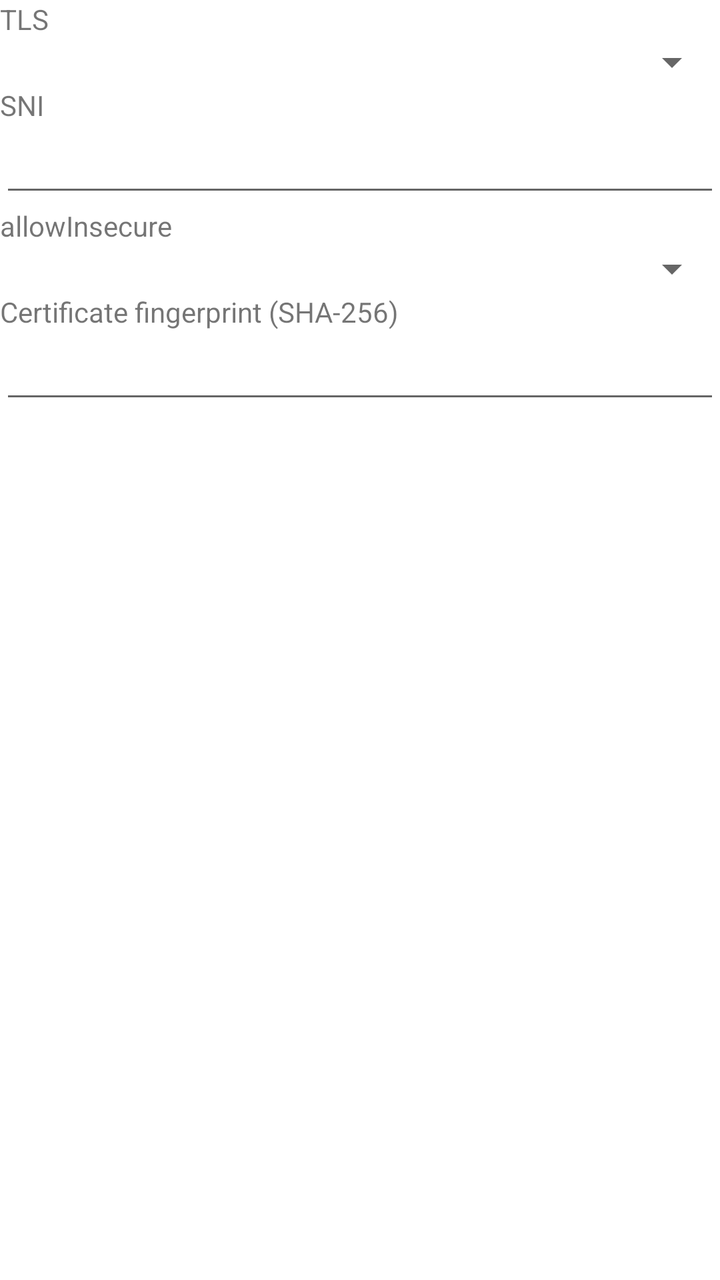
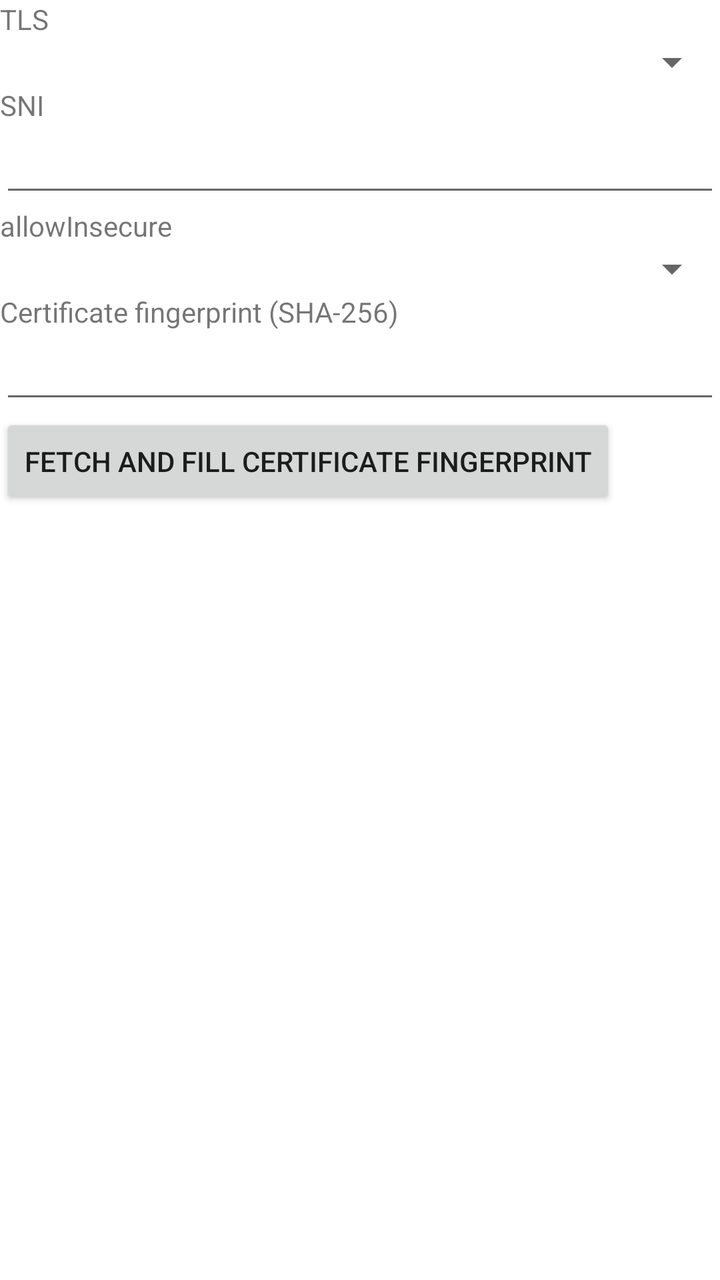

Two renders of the same Android screen: before a commit and after it. Below are the layout's source before the change and the commit's diff.
<!-- AndroidManifest.xml: fallback theme Theme.MaterialComponents.DayNight.NoActionBar -->
<!-- res/layout/layout_tls_hysteria2.xml -->
<?xml version="1.0" encoding="utf-8"?>
<LinearLayout xmlns:android="http://schemas.android.com/apk/res/android"
    android:layout_width="match_parent"
    android:layout_height="wrap_content"
    android:layout_marginTop="@dimen/padding_spacing_dp16"
    android:orientation="vertical">

    <LinearLayout
        android:id="@+id/lay_stream_security"
        android:layout_width="match_parent"
        android:layout_height="wrap_content"
        android:layout_marginBottom="@dimen/padding_spacing_dp16"

        android:orientation="vertical">

        <TextView
            android:layout_width="wrap_content"
            android:layout_height="wrap_content"
            android:text="@string/server_lab_stream_security" />

        <Spinner
            android:id="@+id/sp_stream_security"
            android:layout_width="match_parent"
            android:layout_height="wrap_content"
            android:layout_marginTop="@dimen/padding_spacing_dp8"
            android:layout_marginBottom="@dimen/padding_spacing_dp8"
            android:entries="@array/streamsecuritys"
            android:nextFocusDown="@+id/et_sni" />

    </LinearLayout>

    <LinearLayout
        android:id="@+id/lay_sni"
        android:layout_width="match_parent"
        android:layout_height="wrap_content"
        android:layout_marginBottom="@dimen/padding_spacing_dp16"
        android:orientation="vertical">

        <TextView
            android:layout_width="wrap_content"
            android:layout_height="wrap_content"
            android:text="@string/server_lab_sni" />

        <EditText
            android:id="@+id/et_sni"
            android:layout_width="match_parent"
            android:layout_height="wrap_content"
            android:inputType="text"
            android:nextFocusDown="@+id/sp_stream_fingerprint" />

    </LinearLayout>


    <LinearLayout
        android:id="@+id/lay_allow_insecure"
        android:layout_width="match_parent"
        android:layout_height="wrap_content"
        android:orientation="vertical">

        <TextView
            android:layout_width="wrap_content"
            android:layout_height="wrap_content"
            android:text="@string/server_lab_allow_insecure" />

        <Spinner
            android:id="@+id/sp_allow_insecure"
            android:layout_width="match_parent"
            android:layout_height="wrap_content"
            android:layout_marginTop="@dimen/padding_spacing_dp8"
            android:layout_marginBottom="@dimen/padding_spacing_dp8"
            android:entries="@array/allowinsecures" />


        <LinearLayout
            android:layout_width="match_parent"
            android:layout_height="wrap_content"
            android:layout_marginBottom="@dimen/padding_spacing_dp16"
            android:orientation="vertical">

            <TextView
                android:layout_width="wrap_content"
                android:layout_height="wrap_content"
                android:text="@string/server_lab_pinned_ca256" />

            <EditText
                android:id="@+id/et_pinned_ca256"
                android:layout_width="match_parent"
                android:layout_height="wrap_content"
                android:inputType="text" />

        </LinearLayout>
    </LinearLayout>


</LinearLayout>
<!-- resources referenced by this layout -->
<resources>
  <string-array name="allowinsecures" translatable="false">
          <item />
          <item>true</item>
          <item>false</item>
      </string-array>
  <string-array name="streamsecuritys" translatable="false">
          <item />
          <item>tls</item>
      </string-array>
  <string name="server_lab_allow_insecure">allowInsecure</string>
  <string name="server_lab_pinned_ca256">Certificate fingerprint (SHA-256)</string>
  <string name="server_lab_sni">SNI</string>
  <string name="server_lab_stream_security">TLS</string>
</resources>

<!-- the commit's change to res/layout/layout_tls_hysteria2.xml (unified diff, before → after) -->
@@ -88,6 +88,14 @@
                 android:layout_height="wrap_content"
                 android:inputType="text" />
 
+            <Button
+                android:id="@+id/btn_pinned_ca256_action"
+                android:layout_width="wrap_content"
+                android:layout_height="wrap_content"
+                android:layout_marginTop="@dimen/padding_spacing_dp8"
+                android:layout_marginBottom="@dimen/padding_spacing_dp8"
+                android:text="@string/pinned_ca256_action_fetch" />
+
         </LinearLayout>
     </LinearLayout>
 
<!-- resource entries referenced after the edit -->
@@ -9,6 +9,7 @@
           <item />
           <item>tls</item>
       </string-array>
+  <string name="pinned_ca256_action_fetch">Fetch and fill certificate fingerprint</string>
   <string name="server_lab_allow_insecure">allowInsecure</string>
   <string name="server_lab_pinned_ca256">Certificate fingerprint (SHA-256)</string>
   <string name="server_lab_sni">SNI</string>
